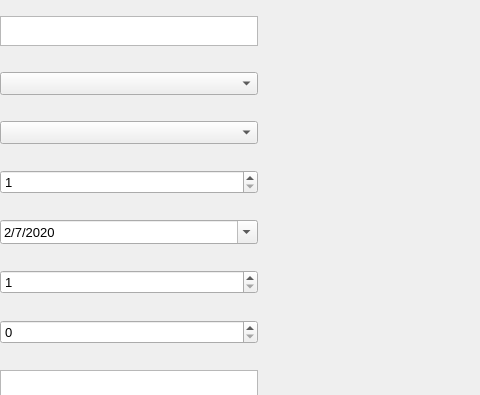
The window that mainwindow.ui (JonathanXu4/CSC3220-Lab-2) describes before a commit, drawn with Qt 5; both pictures show x 280 to 760 and y 0 to 395 of the 760 by 526 pixel window.
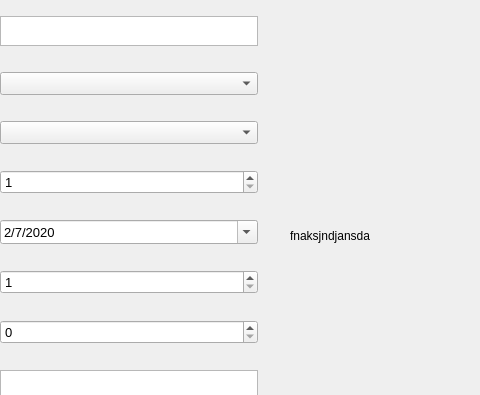
The same window after the commit.

What changed in the file:
```diff
--- a/mainwindow.ui
+++ b/mainwindow.ui
@@ -379,6 +379,19 @@
        </item>
       </layout>
      </widget>
+     <widget class="QLabel" name="imageLabel_2">
+      <property name="geometry">
+       <rect>
+        <x>570</x>
+        <y>200</y>
+        <width>171</width>
+        <height>71</height>
+       </rect>
+      </property>
+      <property name="text">
+       <string>fnaksjndjansda</string>
+      </property>
+     </widget>
     </widget>
     <widget class="QWidget" name="page2">
      <widget class="QPushButton" name="pushButton_2">
```
Left out of the diff: 34 changed lines with no effect on the pictures.
